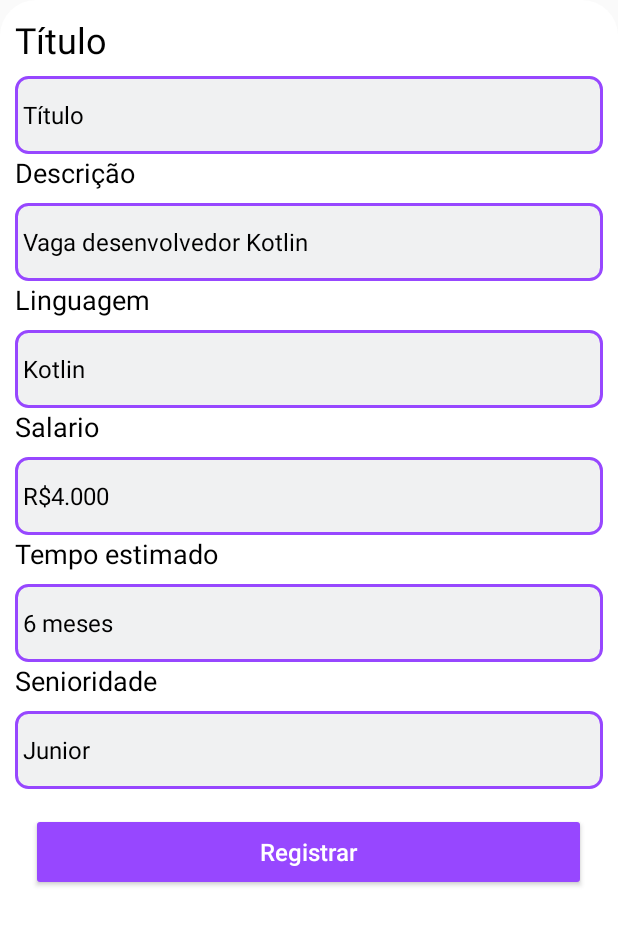
After one commit to Erick-Saraiva/Developer-Experience-Mobile, an Android app: the layout bottomsheet_layout.xml on its own in the app's theme, with its tools: preview values and no code run, on a phone screen of 412 x 824 dp. The commit adds this screen. Shown: the top 925 px of the screen. Run offline under Robolectric (Android 15) with nearby library versions, the phone set to English and light mode, and no system bars.

```diff
--- a/Dxkotlin/app/src/main/java/com/example/dx_kotlin/DadosCadastrais.kt
+++ b/Dxkotlin/app/src/main/java/com/example/dx_kotlin/DadosCadastrais.kt
@@ -15,12 +15,6 @@ import retrofit2.Call
 import retrofit2.Response
 
 class DadosCadastrais : AppCompatActivity() {
-
-    private lateinit var txtNome: TextView
-    private lateinit var txtCpf: TextView
-    private lateinit var txtEndereco: TextView
-    private lateinit var txtTelefone: TextView
-    private lateinit var txtUsername: TextView
 
     override fun onCreate(savedInstanceState: Bundle?) {
         super.onCreate(savedInstanceState)
--- a/Dxkotlin/app/src/main/java/com/example/dx_kotlin/Model/Empresa.kt
+++ b/Dxkotlin/app/src/main/java/com/example/dx_kotlin/Model/Empresa.kt
@@ -16,4 +16,5 @@ data class Empresa (
     val complemento:String,
     val telefone:String,
     val numFuncionario:String,
+    var isEmpresa: Boolean,
 )
--- a/Dxkotlin/app/src/main/java/com/example/dx_kotlin/NavegacaoFragment.kt
+++ b/Dxkotlin/app/src/main/java/com/example/dx_kotlin/NavegacaoFragment.kt
@@ -14,7 +14,6 @@ class NavegacaoFragment : Fragment(){
 
     override fun onViewCreated(view: View, savedInstanceState: Bundle?) {
         super.onViewCreated(view, savedInstanceState)
-
         binding.ivDados.setOnClickListener {
             val transaction = activity?.supportFragmentManager?.beginTransaction()
             transaction!!.replace(R.id.fragment_tela, DadosFragment(), "FRAGMENT_DADOS")
--- a/Dxkotlin/app/src/main/java/com/example/dx_kotlin/Utilities/ApiEmpresa.kt
+++ b/Dxkotlin/app/src/main/java/com/example/dx_kotlin/Utilities/ApiEmpresa.kt
@@ -17,4 +17,5 @@ interface ApiEmpresa {
 
     @GET("empresas/sessao/{usuario}")
     fun getEmpresaSession(@Path("usuario") usuario: String?) : Call<Empresa>
+
 }
--- a/Dxkotlin/app/src/main/java/com/example/dx_kotlin/Utilities/Apis.kt
+++ b/Dxkotlin/app/src/main/java/com/example/dx_kotlin/Utilities/Apis.kt
@@ -4,8 +4,7 @@ import retrofit2.Retrofit
 import retrofit2.converter.gson.GsonConverterFactory
 
 object Apis {
-
-    var BASE_URL = "http://10.18.6.185:8080/"
+    var BASE_URL = "http://192.168.15.129:8080/"
     fun getApiUsuario(): ApiUsuario {
         val retrofit = Retrofit.Builder()
             .addConverterFactory(GsonConverterFactory.create())
--- /dev/null
+++ b/Dxkotlin/app/src/main/res/drawable/dialog_bg.xml
@@ -0,0 +1,21 @@
+<?xml version="1.0" encoding="utf-8"?>
+<shape xmlns:android="http://schemas.android.com/apk/res/android">
+ <solid
+     android:color="@color/white"
+
+     ></solid>
+
+    <corners
+        android:topLeftRadius="24dp"
+        android:topRightRadius="24dp"
+        ></corners>
+
+    <padding
+        android:left="10dp"
+        android:right="10dp"
+        android:top="10dp"
+        android:bottom="10dp"
+        >
+
+    </padding>
+</shape>
--- /dev/null
+++ b/Dxkotlin/app/src/main/res/layout/bottomsheet_layout.xml
@@ -0,0 +1,188 @@
+<?xml version="1.0" encoding="utf-8"?>
+<LinearLayout xmlns:android="http://schemas.android.com/apk/res/android"
+    android:orientation="vertical"
+    android:layout_width="match_parent"
+    android:layout_height="match_parent"
+    android:background="@drawable/dialog_bg"
+    >
+
+    <LinearLayout
+        android:layout_width="match_parent"
+        android:layout_height="wrap_content"
+        android:orientation="vertical"
+        >
+
+        <TextView
+            android:id="@+id/txt_titulo_vaga"
+            android:layout_width="wrap_content"
+            android:layout_height="wrap_content"
+            android:text="Título"
+            android:textColor="@color/black"
+            android:textSize="24dp"
+
+            ></TextView>
+
+        <EditText
+                android:layout_width="match_parent"
+                android:layout_height="52dp"
+                android:hint="Título"
+                android:textColorHint="@color/black"
+                android:textSize="16sp"
+                android:background="@drawable/rounded_edittext"
+                android:textColor="@color/black"
+                android:id="@+id/et_titulo"
+                android:layout_marginTop="8dp"
+                android:drawablePadding="8dp"
+                android:padding="5dp"
+                />
+
+        <TextView
+            android:layout_width="wrap_content"
+            android:layout_height="wrap_content"
+            android:text="Descrição"
+            android:textSize="18dp"
+            android:textColor="@color/black"
+            android:id="@+id/txt_nome"
+
+            ></TextView>
+
+        <EditText
+            android:layout_width="match_parent"
+            android:layout_height="52dp"
+            android:hint="Vaga desenvolvedor Kotlin"
+            android:textColorHint="@color/black"
+            android:textSize="16sp"
+            android:background="@drawable/rounded_edittext"
+            android:textColor="@color/black"
+            android:id="@+id/et_descricao_vaga"
+            android:drawablePadding="8dp"
+            android:padding="5dp"
+            android:layout_marginTop="8dp"
+            />
+
+
+        <TextView
+            android:layout_width="wrap_content"
+            android:layout_height="wrap_content"
+            android:text="Linguagem"
+            android:textSize="18dp"
+            android:textColor="@color/black"
+            android:id="@+id/txt_email"
+            ></TextView>
+
+
+        <EditText
+            android:layout_width="match_parent"
+            android:layout_height="52dp"
+            android:hint="Kotlin"
+            android:textColorHint="@color/black"
+            android:textSize="16sp"
+            android:background="@drawable/rounded_edittext"
+            android:textColor="@color/black"
+            android:id="@+id/et_email"
+            android:drawablePadding="8dp"
+            android:padding="5dp"
+            android:layout_marginTop="8dp"
+            />
+
+
+        <TextView
+            android:layout_width="wrap_content"
+            android:layout_height="wrap_content"
+            android:text="Salario"
+            android:textSize="18dp"
+            android:textColor="@color/black"
+            android:id="@+id/txt_cpf"
+
+            ></TextView>
+
+        <EditText
+            android:layout_width="match_parent"
+            android:layout_height="52dp"
+            android:hint="R$4.000"
+            android:textColorHint="@color/black"
+            android:textSize="16sp"
+            android:background="@drawable/rounded_edittext"
+            android:textColor="@color/black"
+            android:id="@+id/et_salario"
+            android:drawablePadding="8dp"
+            android:inputType="textPostalAddress"
+            android:padding="5dp"
+            android:layout_below="@id/et_nome"
+            android:layout_marginTop="8dp"
+            />
+
+        <TextView
+            android:layout_width="wrap_content"
+            android:layout_height="wrap_content"
+            android:text="Tempo estimado"
+            android:textSize="18dp"
+            android:textColor="@color/black"
+            android:id="@+id/txt_senha"
+            ></TextView>
+
+        <EditText
+            android:layout_width="match_parent"
+            android:layout_height="52dp"
+            android:hint="6 meses"
+            android:textColorHint="@color/black"
+            android:textSize="16sp"
+            android:background="@drawable/rounded_edittext"
+            android:textColor="@color/black"
+            android:id="@+id/et_tempo_estimado"
+            android:drawablePadding="8dp"
+            android:padding="5dp"
+            android:layout_below="@id/et_nome"
+            android:inputType="textPassword"
+            android:layout_marginTop="8dp"
+            />
+
+
+        <TextView
+            android:layout_width="wrap_content"
+            android:layout_height="wrap_content"
+            android:text="Senioridade"
+            android:textSize="18dp"
+            android:textColor="@color/black"
+            android:id="@+id/txt_senioridade"
+            ></TextView>
+
+        <EditText
+            android:id="@+id/et_senioridade"
+            android:layout_width="match_parent"
+            android:layout_height="52dp"
+            android:layout_below="@id/et_senha"
+            android:layout_marginTop="8dp"
+            android:background="@drawable/rounded_edittext"
+            android:drawablePadding="8dp"
+            android:hint="Junior"
+            android:padding="5dp"
+            android:textColor="@color/black"
+            android:textColorHint="@color/black"
+            android:textSize="16sp" />
+
+        <Button
+            android:layout_width="370dp"
+            android:layout_height="52dp"
+            android:textSize="16sp"
+            android:text="@string/registrar"
+            android:layout_below="@id/et_senioridade"
+            android:id="@+id/btn_Login"
+            android:backgroundTint="#9747FF"
+            android:layout_marginTop="16dp"
+            android:textAllCaps="false"
+            android:textColor="@color/white"
+            android:onClick="cadastrarUsuario"
+            android:layout_gravity="center"
+            />
+
+        <TextView
+            android:id="@+id/tv_autenticacao"
+            android:layout_width="wrap_content"
+            android:layout_height="match_parent"
+            android:layout_below="@id/img_login"
+            android:text=""/>
+
+    </LinearLayout>
+
+</LinearLayout>
--- a/Dxkotlin/app/src/main/res/layout/fragment_vagas.xml
+++ b/Dxkotlin/app/src/main/res/layout/fragment_vagas.xml
@@ -34,7 +34,9 @@
             android:textAllCaps="false"
             android:layout_alignParentEnd="true"
             android:textColor="@color/btn_vagas_selected"
-            android:textSize="16sp" />
+            android:textSize="16sp"
+            android:onClick="showDialog"
+            />
 
         <androidx.appcompat.widget.SearchView
             android:id="@+id/searchView"
@@ -46,6 +48,7 @@
             android:background="@drawable/rounded_searchview"
             android:elevation="4dp"
             />
+
         <ImageView
             android:layout_width="234dp"
             android:layout_height="234dp"
--- a/Dxkotlin/app/src/main/res/values/themes.xml
+++ b/Dxkotlin/app/src/main/res/values/themes.xml
@@ -21,4 +21,9 @@
         <item name="android:windowFullscreen">true</item>
     </style>
 
+    <style name="DialogAnimation">
+        <item name="android:windowEnterAnimation">@anim/slide_in_bottom</item>
+        <item name="android:windowExitAnimation">@anim/slide_out_bottom</item>
+        ></style>
+
 </resources>
```
Also changed, not shown: Dxkotlin/app/src/main/java/com/example/dx_kotlin/Adapter/VagaAdapter.kt (+8 -3 lines), Dxkotlin/app/src/main/java/com/example/dx_kotlin/DadosFragment.kt (+28 -3 lines), Dxkotlin/app/src/main/java/com/example/dx_kotlin/MainActivity.kt (+11 -5 lines), Dxkotlin/app/src/main/java/com/example/dx_kotlin/VagasFragment.kt (+59 -9 lines), Dxkotlin/app/src/main/res/anim/slide_in_bottom.xml (added, +10 -0 lines), Dxkotlin/app/src/main/res/anim/slide_out_bottom.xml (added, +12 -0 lines).
